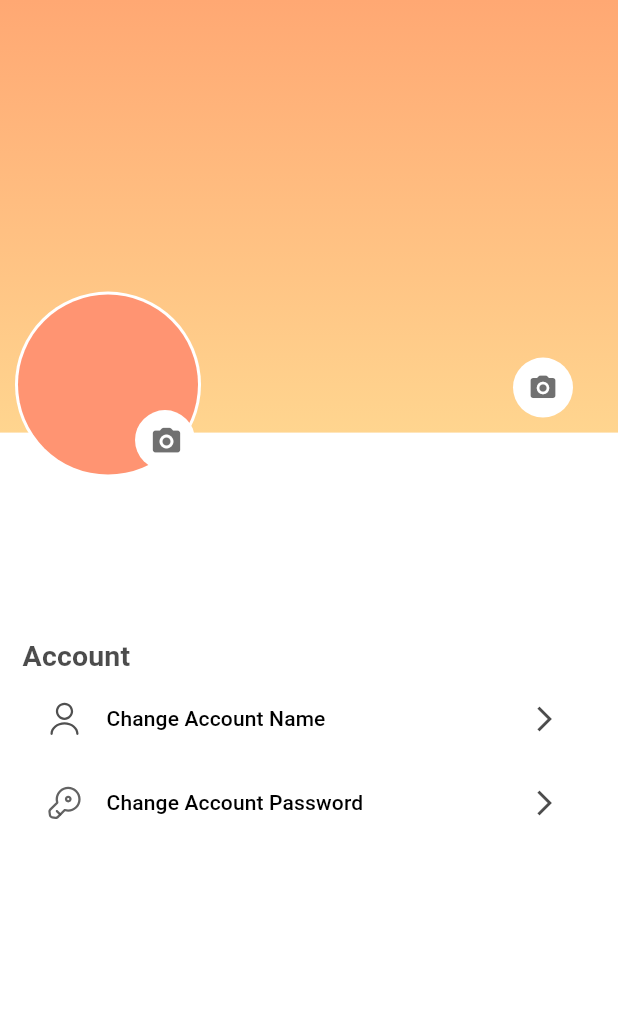
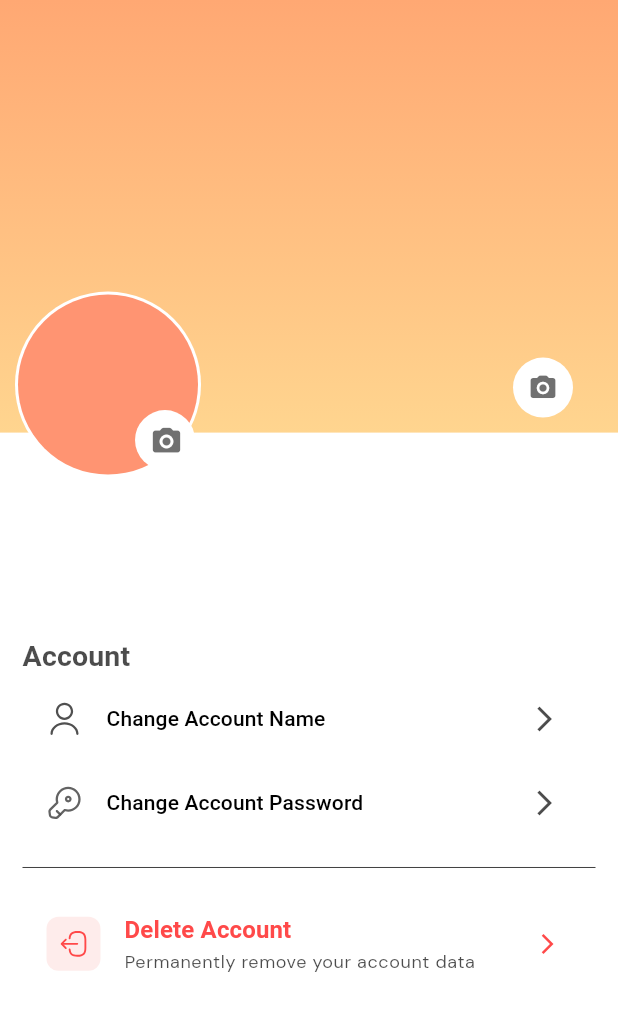
Before and after one commit to MaRyamFatima1120/todo_app_project, a Flutter app: the ProfilePage screen opened directly, on a phone screen of 412 x 824 dp. Shown: the top 1011 px of the screen. Run offline on Flutter 3.47's test engine with Material 3 defaults, Android fonts, the phone set to English and light mode, and no system bars; our stand-ins replace cached_network_image, flutter_svg, get, google_fonts, image_picker, shared_preferences and 1 more; accounts and stored records are empty.

Commit message:
Updated Part with Delete Account

```diff
--- a/lib/src/common/utils/supabase_service.dart
+++ b/lib/src/common/utils/supabase_service.dart
@@ -265,5 +265,22 @@ class SupabaseService {
       return false;
     }
   }
+
+  // Delete User Account Data (Tasks & Profile)
+  Future<void> deleteUserAccount(String userId) async {
+    try {
+      // 1. Delete all tasks belonging to the user
+      await _supabase.from(_tableName).delete().eq('user_id', userId);
+
+      // 2. Delete the user profile
+      await _supabase.from('profiles').delete().eq('id', userId);
+
+      // Note: We cannot delete the Auth User directly from client-side without a service role or Edge Function.
+      // But we clear all their data and sign them out.
+    } catch (e) {
+      debugPrint('Error deleting account data: $e');
+      throw Exception("Failed to delete account data: $e");
+    }
+  }
 }
 // Updated at 2026-04-24
--- a/lib/src/features/view/home/profile_page.dart
+++ b/lib/src/features/view/home/profile_page.dart
@@ -11,6 +11,7 @@ import '../../../common/utils/validation.dart';
 import '../../../common/widgets/custom_button.dart';
 import '../../../common/widgets/custom_textform.dart';
 import '../../../common/widgets/drawer_widget.dart';
+import 'package:flutter_svg/svg.dart';
 import '../../view-model/home_controller.dart';
 
 class ProfilePage extends StatefulWidget {
@@ -322,6 +323,44 @@ class _ProfilePageState extends State<ProfilePage> {
                       );
                     },
                   ),
+                  const Divider(height: 30, thickness: 0.5),
+                  ListTile(
+                    onTap: () => profileController.deleteAccount(context),
+                    leading: Container(
+                      padding: const EdgeInsets.all(8),
+                      decoration: BoxDecoration(
+                        color: Colors.red.withValues(alpha: 0.1),
+                        borderRadius: BorderRadius.circular(8),
+                      ),
+                      child: SvgPicture.asset(
+                        AppIcon.logoutIcon,
+                        width: 20,
+                        height: 20,
+                        colorFilter: const ColorFilter.mode(
+                            AppColor.redColor, BlendMode.srcIn),
+                      ),
+                    ),
+                    title: Text(
+                      'Delete Account',
+                      style: textTheme(context).titleSmall?.copyWith(
+                            fontSize: 16,
+                            fontWeight: FontWeight.w600,
+                            color: AppColor.redColor,
+                          ),
+                    ),
+                    subtitle: Text(
+                      'Permanently remove your account data',
+                      style: textTheme(context).bodySmall?.copyWith(
+                            fontSize: 12,
+                            color: AppColor.greyColor,
+                          ),
+                    ),
+                    trailing: const Icon(
+                      Icons.arrow_forward_ios,
+                      color: AppColor.redColor,
+                      size: 16,
+                    ),
+                  ),
                 ],
               ),
             )
```
Also changed, not shown: lib/src/features/view-model/profile_page_controller.dart (+69 -0 lines).
